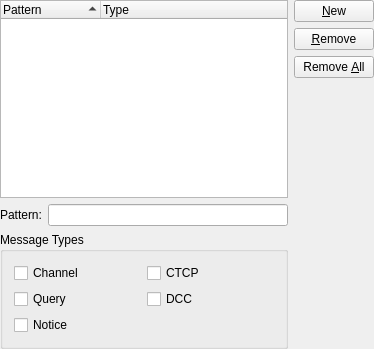
Above: src/config/ignore_configui.ui from KDE/konversation before the change. Below: the same form after it.
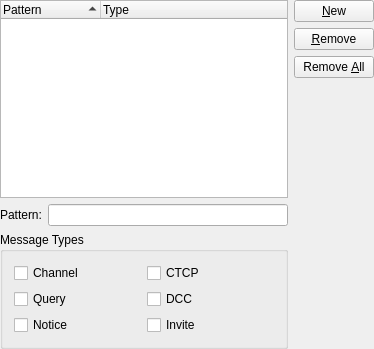
That is the form after the change. Custom widgets are drawn as their Qt base class.

Commit message: - Add Invite to Ignore Options NOTE: If you now add a new ignore(all) and downgrade konv the new item the will be ignored, or rather act as whitelist item. As it uses the old Exception value, which is used as whitelist item but was never(afaik) checkable in konversation. NOTE2: Made IgnoreList Options a bit more extensible, we now have space to add more options from 1<<6 to 1<<30.

```diff
--- a/src/config/ignore_configui.ui
+++ b/src/config/ignore_configui.ui
@@ -112,6 +112,13 @@
         </property>
        </widget>
       </item>
+      <item row="2" column="1">
+       <widget class="QCheckBox" name="chkInvite">
+        <property name="text">
+         <string>Invite</string>
+        </property>
+       </widget>
+      </item>
      </layout>
     </widget>
    </item>
```
Left out of the diff: 1 changed line with no effect on the pictures. The commit also changes 4 other files.
